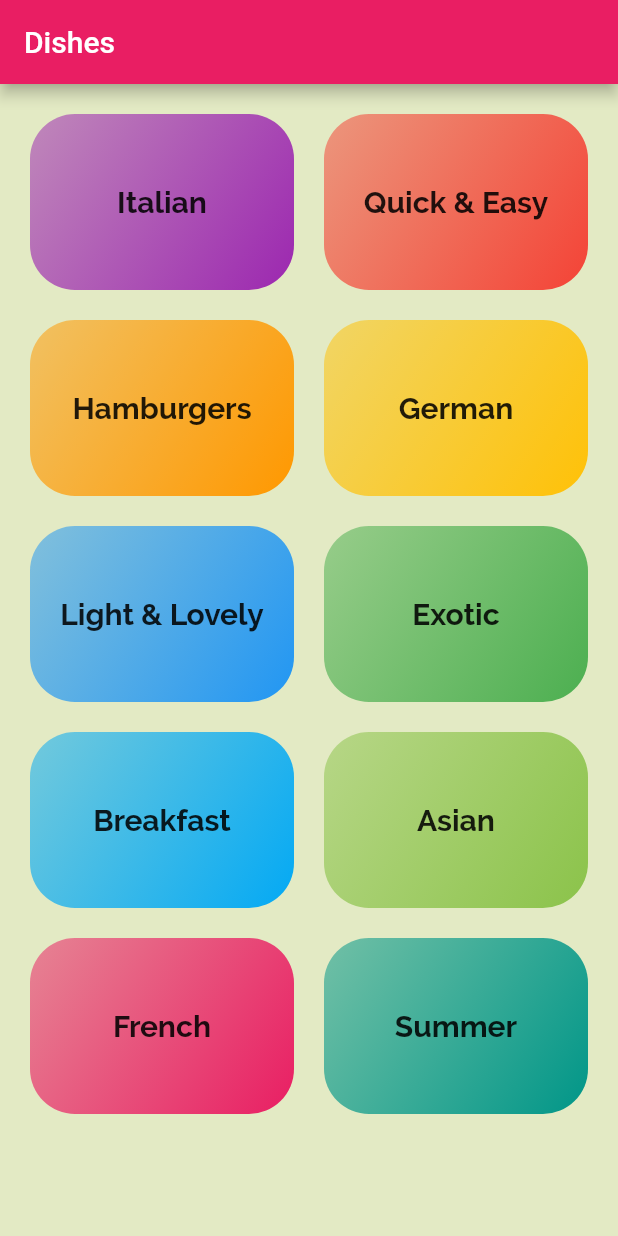
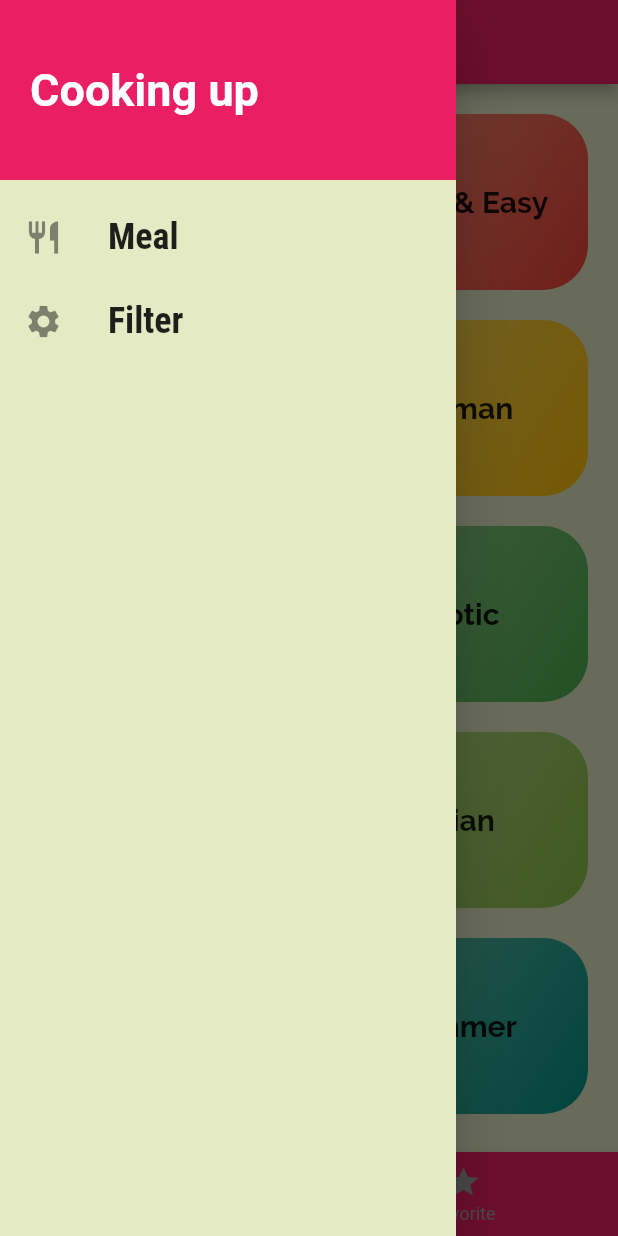
Before and after one commit to SaiEainkKham/LearnFlutter, a Flutter app: the screen it shows after launch, with the side drawer open (before the commit the screen has no drawer), on a phone screen of 412 x 824 dp. Run offline on Flutter 3.47's test engine with Material 2 defaults, Android fonts, the phone set to English and light mode, and no system bars.

Commit message:
Add Meal Detail, Tab, Drawer to meal_app

```diff
--- a/03_MealApp/lib/main.dart
+++ b/03_MealApp/lib/main.dart
@@ -1,7 +1,12 @@
 import 'package:flutter/material.dart';
 
 import 'package:meal_app/pages/category_page.dart';
+import 'package:meal_app/pages/error_page.dart';
+import 'package:meal_app/pages/favorite_page.dart';
+import 'package:meal_app/pages/filter_page.dart';
 import 'package:meal_app/pages/item_page.dart';
+import 'package:meal_app/pages/meal_detail_page.dart';
+import 'package:meal_app/pages/my_home_page.dart';
 
 void main() => runApp(const MyApp());
 
@@ -13,35 +18,49 @@ class MyApp extends StatelessWidget {
     return MaterialApp(
       title: 'Meal App',
       theme: ThemeData(
-          primarySwatch: Colors.pink,
-          scaffoldBackgroundColor: const Color.fromARGB(255, 227, 234, 196),
-          textTheme: ThemeData.light().textTheme.copyWith(
-                  bodyLarge: const TextStyle(
+        primarySwatch: Colors.pink,
+        colorScheme: const ColorScheme(
+          brightness: Brightness.light,
+          primary: Colors.pink,
+          onPrimary: Colors.white,
+          secondary: Colors.amber,
+          onSecondary: Colors.white,
+          error: Colors.red,
+          onError: Colors.white,
+          background: Color.fromARGB(255, 227, 234, 196),
+          onBackground: Colors.white,
+          surface: Colors.white,
+          onSurface: Colors.white,
+        ),
+        scaffoldBackgroundColor: const Color.fromARGB(255, 227, 234, 196),
+        textTheme: ThemeData.light().textTheme.copyWith(
+              bodyLarge: const TextStyle(
                 fontFamily: 'Raleway',
                 fontWeight: FontWeight.bold,
                 fontSize: 20,
-              ))),
+              ),
+            ),
+      ),
       //home: const MyHomePage(),
       initialRoute: '/',
       routes: {
         '/': (ctx) => MyHomePage(),
         CategoryPage.routeName: (ctx) => CategoryPage(),
         ItemPage.routeName: (ctx) => ItemPage(),
+        MealDetailPage.routeName: (ctx) => MealDetailPage(),
+        FavoritePage.routeName: (ctx) => FavoritePage(),
+        FilteredPage.routeName: (ctx) => FilteredPage(),
+      },
+      onGenerateRoute: (settings) {
+        return MaterialPageRoute(
+          builder: (ctx) => const ErrorPage(),
+        );
+      },
+      onUnknownRoute: (settings) {
+        return MaterialPageRoute(
+          builder: (ctx) => const ErrorPage(),
+        );
       },
     );
   }
 }
-
-class MyHomePage extends StatelessWidget {
-  const MyHomePage({super.key});
-
-  @override
-  Widget build(BuildContext context) {
-    return Scaffold(
-      appBar: AppBar(
-        title: const Text('Dishes'),
-      ),
-      body: CategoryPage(),
-    );
-  }
-}
--- /dev/null
+++ b/03_MealApp/lib/pages/favorite_page.dart
@@ -0,0 +1,16 @@
+import 'package:flutter/material.dart';
+
+class FavoritePage extends StatelessWidget {
+  static const routeName = '/favorite-page';
+
+  const FavoritePage({super.key});
+
+  @override
+  Widget build(BuildContext context) {
+    return Scaffold(
+      appBar: AppBar(
+        title: Text('Favorite'),
+      ),
+    );
+  }
+}
--- /dev/null
+++ b/03_MealApp/lib/pages/filter_page.dart
@@ -0,0 +1,15 @@
+import 'package:flutter/material.dart';
+
+class FilteredPage extends StatelessWidget {
+  static const routeName = '/filter-page';
+  const FilteredPage({super.key});
+
+  @override
+  Widget build(BuildContext context) {
+    return Scaffold(
+      appBar: AppBar(
+        title: Text('Filter'),
+      ),
+    );
+  }
+}
--- a/03_MealApp/lib/pages/item_page.dart
+++ b/03_MealApp/lib/pages/item_page.dart
@@ -23,6 +23,7 @@ class ItemPage extends StatelessWidget {
         body: ListView.builder(
           itemBuilder: (ctx, index) {
             return MealItem(
+              id: categoryMeal[index].id,
               title: categoryMeal[index].title,
               imageUrl: categoryMeal[index].imageUrl,
               duration: categoryMeal[index].duration,
--- /dev/null
+++ b/03_MealApp/lib/pages/my_home_page.dart
@@ -0,0 +1,49 @@
+import 'package:flutter/material.dart';
+
+import 'package:meal_app/pages/category_page.dart';
+import 'package:meal_app/pages/favorite_page.dart';
+import 'package:meal_app/widgets/main_drawer.dart';
+
+class MyHomePage extends StatefulWidget {
+  MyHomePage({super.key});
+
+  @override
+  State<MyHomePage> createState() => _MyHomePageState();
+}
+
+class _MyHomePageState extends State<MyHomePage> {
+  final List<Map<String, Object>> _pages = [
+    {'pages': CategoryPage(), 'title': 'Categories'},
+    {'pages': FavoritePage(), 'title': 'Favorites'},
+  ];
+
+  int _selectPageIndex = 0;
+
+  void _selectPage(int index) {
+    setState(() {
+      _selectPageIndex = index;
+    });
+  }
+
+  @override
+  Widget build(BuildContext context) {
+    return Scaffold(
+      appBar: AppBar(
+        title: Text(_pages[_selectPageIndex]['title'] as String),
+      ),
+      body: _pages[_selectPageIndex]['pages'] as Widget,
+      bottomNavigationBar: BottomNavigationBar(
+        onTap: _selectPage,
+        backgroundColor: Theme.of(context).primaryColor,
+        unselectedItemColor: Colors.grey,
+        selectedItemColor: Colors.amber,
+        currentIndex: _selectPageIndex,
+        items: const [
+          BottomNavigationBarItem(icon: Icon(Icons.home), label: 'Home'),
+          BottomNavigationBarItem(icon: Icon(Icons.star), label: 'Favorite'),
+        ],
+      ),
+      drawer: MainDrawer(),
+    );
+  }
+}
--- a/03_MealApp/lib/widgets/category_item.dart
+++ b/03_MealApp/lib/widgets/category_item.dart
@@ -1,5 +1,4 @@
 import 'package:flutter/material.dart';
-
 import 'package:meal_app/pages/item_page.dart';
 
 class CategoryItem extends StatelessWidget {
@@ -16,7 +15,7 @@ class CategoryItem extends StatelessWidget {
 
   void _selectItem(BuildContext context) {
     Navigator.of(context).pushNamed(
-      '/item-page',
+      ItemPage.routeName,
       arguments: {
         'id': id,
         'title': title,
--- /dev/null
+++ b/03_MealApp/lib/widgets/main_drawer.dart
@@ -0,0 +1,62 @@
+import 'package:flutter/material.dart';
+
+import 'package:meal_app/pages/category_page.dart';
+import 'package:meal_app/pages/filter_page.dart';
+
+class MainDrawer extends StatelessWidget {
+  const MainDrawer({super.key});
+
+  Widget _buildListTile(String title, IconData icon, VoidCallback tabHandler) {
+    return ListTile(
+      leading: Icon(icon, size: 26),
+      title: Text(
+        title,
+        style: const TextStyle(
+            fontFamily: 'RobotoCondensed',
+            fontSize: 24,
+            fontWeight: FontWeight.bold),
+      ),
+      onTap: tabHandler,
+    );
+  }
+
+  @override
+  Widget build(BuildContext context) {
+    return Drawer(
+      backgroundColor: const Color.fromARGB(255, 227, 234, 196),
+      child: Column(
+        children: [
+          Container(
+            height: 120,
+            width: double.infinity,
+            padding: const EdgeInsets.all(20),
+            alignment: Alignment.centerLeft,
+            color: Theme.of(context).colorScheme.primary,
+            child: const Text(
+              'Cooking up',
+              style: TextStyle(
+                fontWeight: FontWeight.bold,
+                fontSize: 30,
+                color: Colors.white,
+              ),
+            ),
+          ),
+          SizedBox(
+            height: 10,
+          ),
+          _buildListTile(
+            'Meal',
+            Icons.restaurant,
+            () => Navigator.of(context).pushReplacementNamed('/'),
+          ),
+          _buildListTile(
+            'Filter',
+            Icons.settings,
+            () => Navigator.of(context)
+                .pushReplacementNamed(FilteredPage.routeName),
+          ),
+        ],
+      ),
+    );
+  }
+}
```
Also changed, not shown: 03_MealApp/lib/pages/error_page.dart (added, +17 -0 lines), 03_MealApp/lib/pages/meal_detail_page.dart (added, +92 -0 lines), 03_MealApp/lib/widgets/meal_item.dart (+10 -2 lines).
